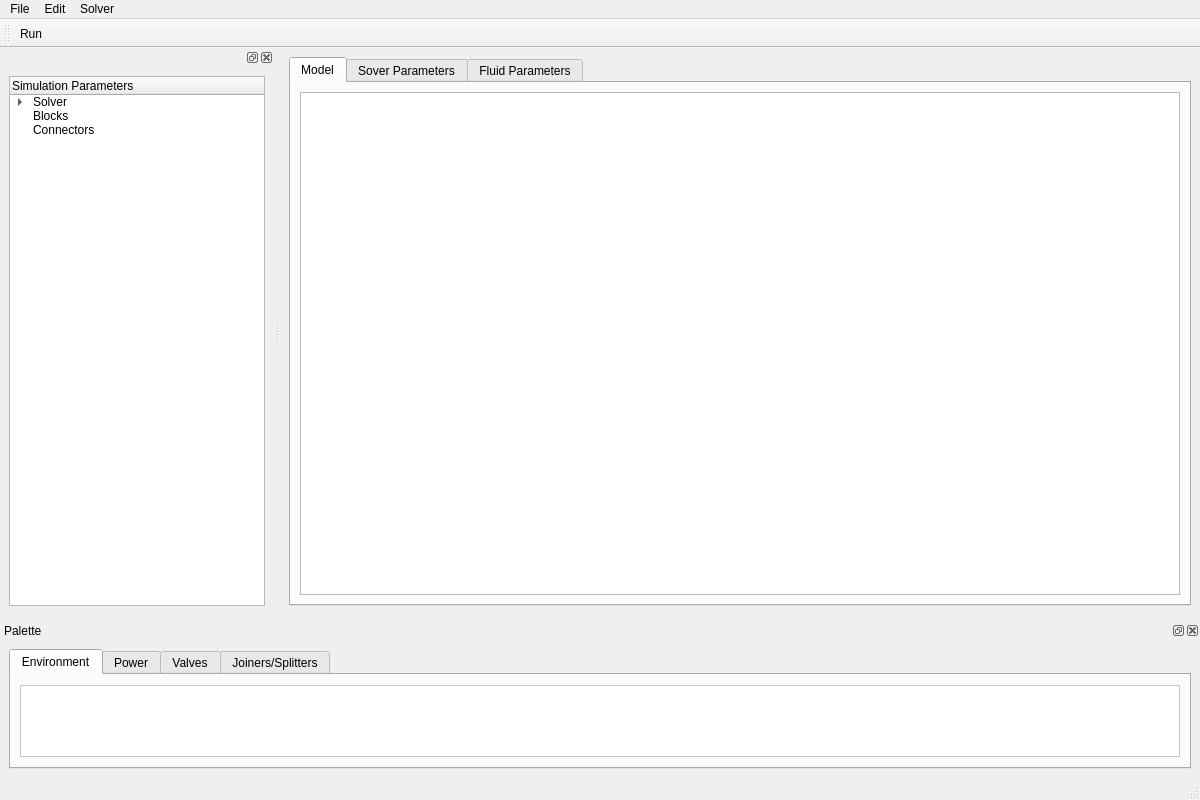
Before: the Qt Designer form poiseuille/designer/mainwindow.ui in obrienadam/Poiseuille, drawn with Qt 5.
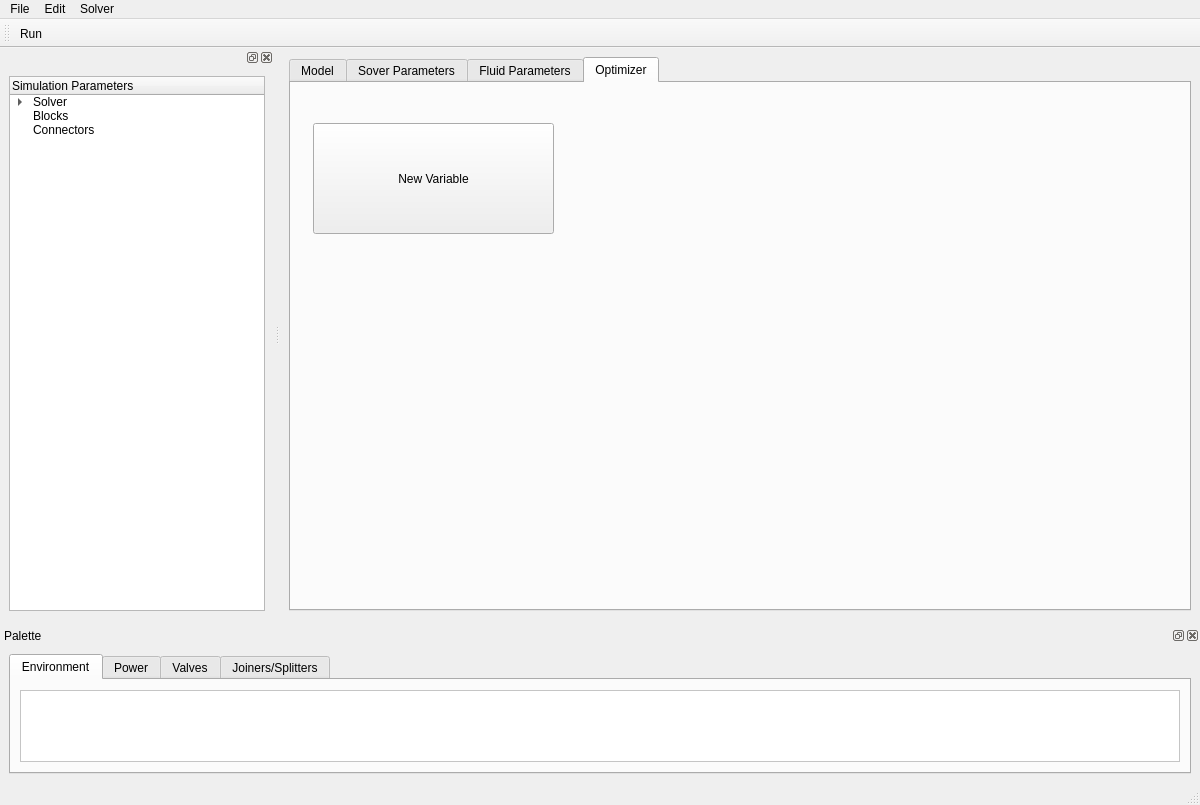
After: the same form once the commit is applied. The open tabs and pages were chosen to show the change.

Commit message: Started the optimizer UI.

Diff of the .ui file:
```diff
--- a/poiseuille/designer/mainwindow.ui
+++ b/poiseuille/designer/mainwindow.ui
@@ -7,7 +7,7 @@
     <x>0</x>
     <y>0</y>
     <width>1200</width>
-    <height>800</height>
+    <height>805</height>
    </rect>
   </property>
   <property name="acceptDrops">
@@ -162,6 +162,24 @@
         </item>
        </layout>
       </widget>
+      <widget class="QWidget" name="optimizer_tab">
+       <attribute name="title">
+        <string>Optimizer</string>
+       </attribute>
+       <widget class="QPushButton" name="new_variable_push_button">
+        <property name="geometry">
+         <rect>
+          <x>22</x>
+          <y>40</y>
+          <width>241</width>
+          <height>111</height>
+         </rect>
+        </property>
+        <property name="text">
+         <string>New Variable</string>
+        </property>
+       </widget>
+      </widget>
      </widget>
     </item>
    </layout>
```
Left out of the diff: 7 changed lines with no effect on the pictures. The commit also changes 13 other files.
